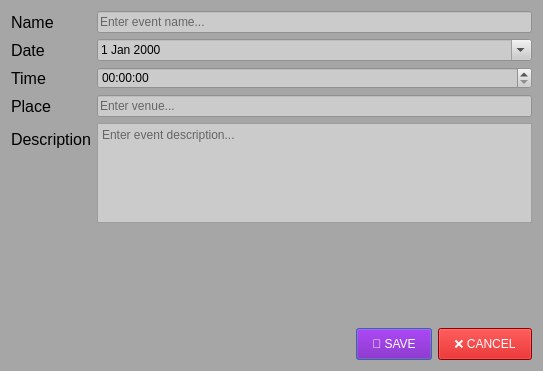
khoivnk25411e/Final-Project-Programming-Techniques, file ui/EventDialog.ui: the form before one commit.
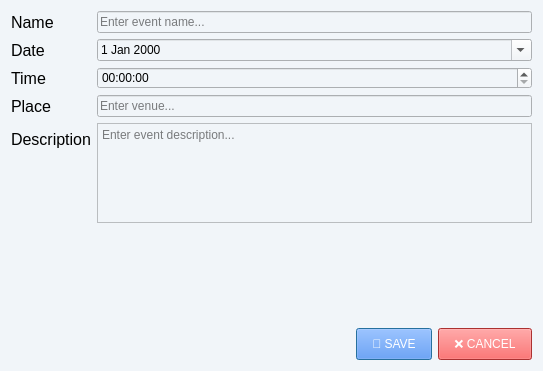
The form after the commit. Icons and pictures are not drawn.

```diff
--- a/ui/EventDialog.ui
+++ b/ui/EventDialog.ui
@@ -18,7 +18,7 @@
     <normaloff>../images/add_edit_logo.png</normaloff>../images/add_edit_logo.png</iconset>
   </property>
   <property name="styleSheet">
-   <string notr="true">background-color: rgb(166, 166, 166);</string>
+   <string notr="true">background-color: #f1f5f9;</string>
   </property>
   <layout class="QVBoxLayout" name="verticalLayout">
    <item>
@@ -41,9 +41,8 @@
      <item row="0" column="1">
       <widget class="QLineEdit" name="nameInput">
        <property name="styleSheet">
-        <string notr="true">
-color: rgb(0, 0, 0);
-background-color: rgb(203, 203, 203);</string>
+        <string notr="true">color: rgb(0, 0, 0);
+background-color: #f1f5f9;</string>
        </property>
        <property name="placeholderText">
         <string>Enter event name...</string>
@@ -69,7 +68,7 @@
       <widget class="QDateEdit" name="dateInput">
        <property name="styleSheet">
         <string notr="true">color: rgb(0, 0, 0);
-background-color: rgb(203, 203, 203);</string>
+background-color: #f1f5f9;</string>
        </property>
        <property name="calendarPopup">
         <bool>true</bool>
@@ -95,7 +94,7 @@
       <widget class="QTimeEdit" name="timeInput">
        <property name="styleSheet">
         <string notr="true">color: rgb(0, 0, 0);
-background-color: rgb(203, 203, 203);</string>
+background-color: #f1f5f9;</string>
        </property>
       </widget>
      </item>
@@ -118,7 +117,7 @@
       <widget class="QLineEdit" name="locationInput">
        <property name="styleSheet">
         <string notr="true">color: rgb(0, 0, 0);
-background-color: rgb(203, 203, 203);</string>
+background-color: #f1f5f9;</string>
        </property>
        <property name="placeholderText">
         <string>Enter venue...</string>
@@ -150,7 +149,7 @@
        </property>
        <property name="styleSheet">
         <string notr="true">color: rgb(0, 0, 0);
-background-color: rgb(203, 203, 203);</string>
+background-color: #f1f5f9;</string>
        </property>
        <property name="placeholderText">
         <string>Enter event description...</string>
@@ -191,7 +190,7 @@
       <widget class="QPushButton" name="btnSave">
        <property name="styleSheet">
         <string notr="true">padding: 8px 15px;
-background-color: rgb(119, 0, 179);
+background-color: #3b82f6;
 color: rgb(255, 255, 255);</string>
        </property>
        <property name="text">
@@ -203,7 +202,7 @@
       <widget class="QPushButton" name="btnCancel">
        <property name="styleSheet">
         <string notr="true">padding: 8px 15px;
-background-color: rgb(203, 0, 0);
+background-color: #ef4444;
 color: rgb(255, 255, 255);</string>
        </property>
        <property name="text">
```
Left out of the diff: 15 changed lines with no effect on the pictures.
